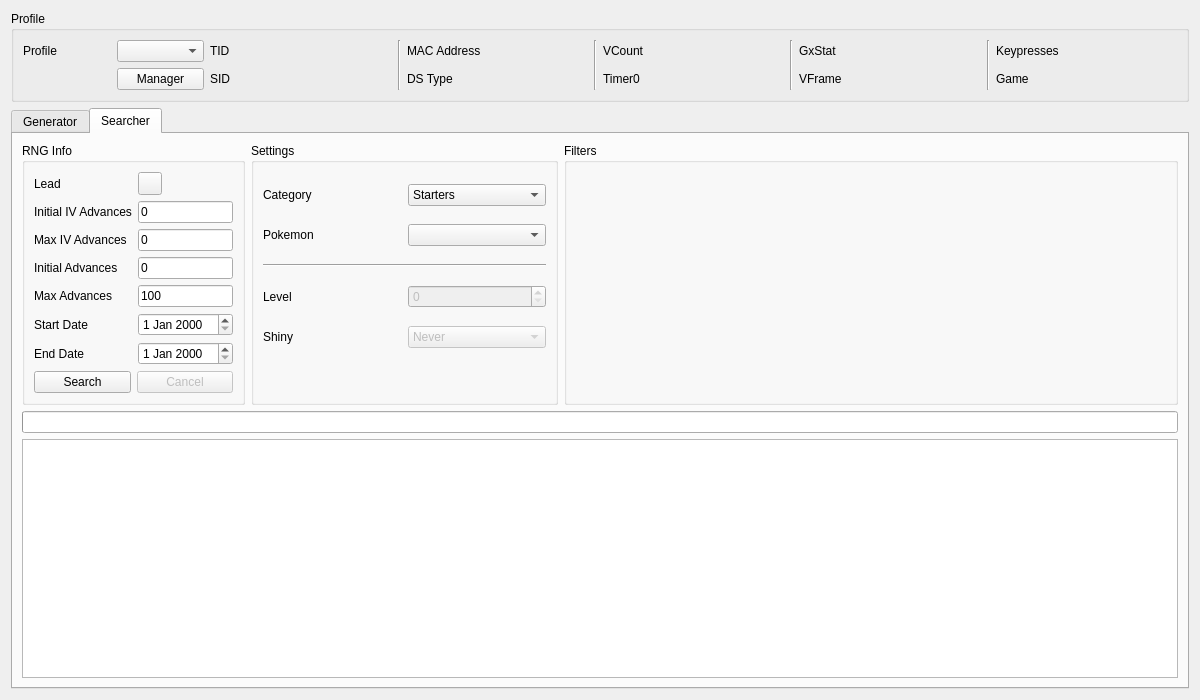
leo60228/PokeFinder, file Source/Form/Gen5/Static5.ui: the form before one commit.
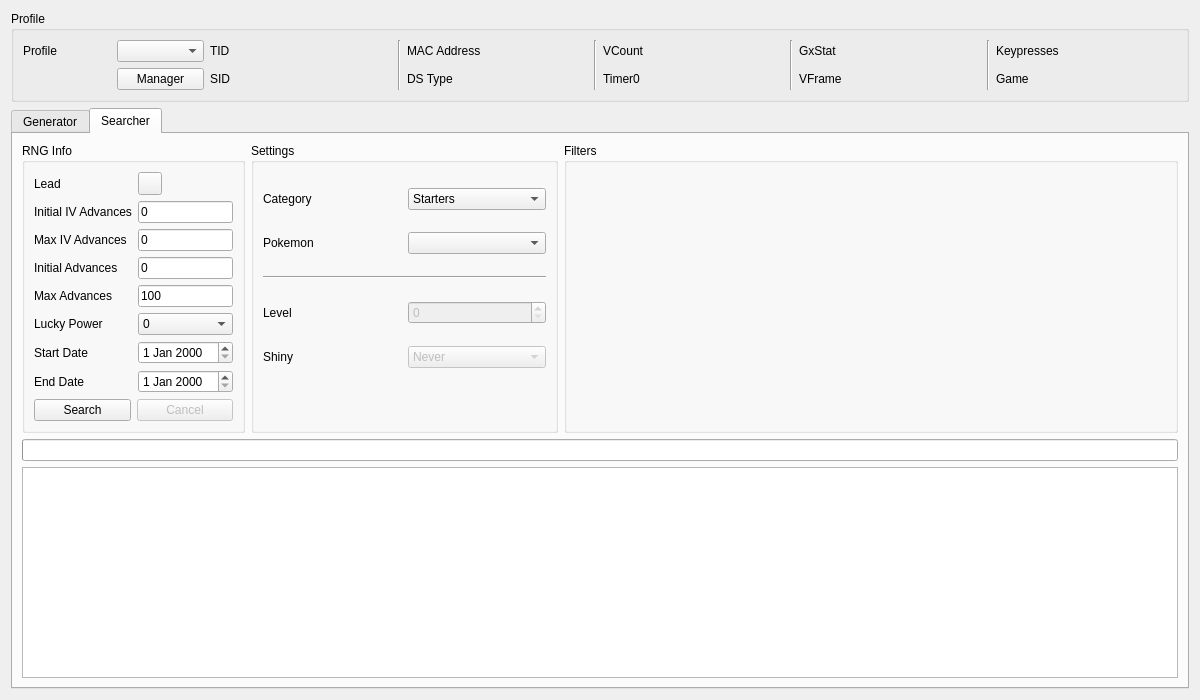
The form after the commit. The open tabs and pages were chosen to show the change. Custom widgets are drawn as their Qt base class.

What changed in the file:
```diff
--- a/Source/Form/Gen5/Static5.ui
+++ b/Source/Form/Gen5/Static5.ui
@@ -497,26 +497,52 @@
            </widget>
           </item>
           <item row="5" column="0">
+           <widget class="QLabel" name="labelSearcherLuckyPower">
+            <property name="text">
+             <string>Lucky Power</string>
+            </property>
+           </widget>
+          </item>
+          <item row="5" column="1">
+           <widget class="ComboBox" name="comboBoxSearcherLuckyPower">
+            <item>
+             <property name="text">
+              <string notr="true">0</string>
+             </property>
+            </item>
+            <item>
+             <property name="text">
+              <string notr="true">3</string>
+             </property>
+            </item>
+            <item>
+             <property name="text">
+              <string>S/MAX</string>
+             </property>
+            </item>
+           </widget>
+          </item>
+          <item row="6" column="0">
            <widget class="QLabel" name="labelSearcherStartDate">
             <property name="text">
              <string>Start Date</string>
             </property>
            </widget>
           </item>
-          <item row="5" column="1">
+          <item row="6" column="1">
            <widget class="DateEdit" name="dateEditSearcherStartDate"/>
           </item>
-          <item row="6" column="0">
+          <item row="7" column="0">
            <widget class="QLabel" name="labelSearcherEndDate">
             <property name="text">
              <string>End Date</string>
             </property>
            </widget>
           </item>
-          <item row="6" column="1">
+          <item row="7" column="1">
            <widget class="DateEdit" name="dateEditSearcherEndDate"/>
           </item>
-          <item row="7" column="0" colspan="2">
+          <item row="8" column="0" colspan="2">
            <layout class="QHBoxLayout" name="horizontalLayout">
             <item>
              <widget class="QPushButton" name="pushButtonSearch">
```
Left out of the diff: 31 changed lines with no effect on the pictures.
